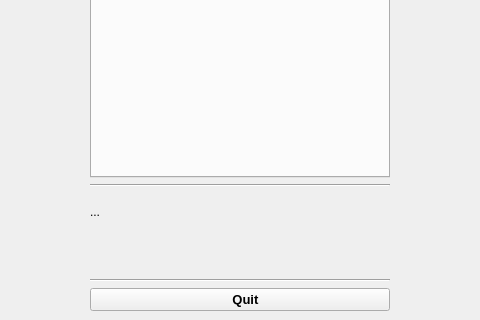
The window that proper_robviz/resources/robviz.ui (openlmd/proper) describes before a commit, drawn with Qt 5; both pictures show x 460 to 940 and y 480 to 800 of the 1400 by 800 pixel window.
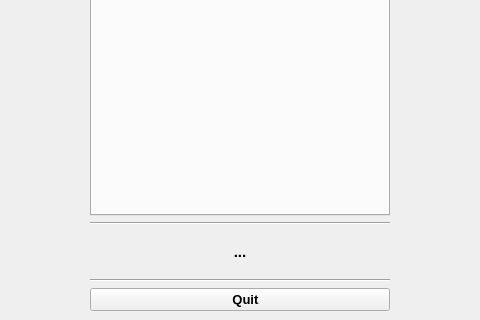
The same window after the commit. Icons and pictures are not drawn.

What changed in the file:
```diff
--- a/proper_robviz/resources/robviz.ui
+++ b/proper_robviz/resources/robviz.ui
@@ -150,19 +150,6 @@
       </property>
      </widget>
     </item>
-    <item row="8" column="1">
-     <widget class="QLabel" name="lblInfo">
-      <property name="font">
-       <font>
-        <weight>50</weight>
-        <bold>false</bold>
-       </font>
-      </property>
-      <property name="text">
-       <string>...</string>
-      </property>
-     </widget>
-    </item>
     <item row="4" column="1">
      <widget class="QTabWidget" name="tabWidget">
       <property name="minimumSize">
@@ -187,6 +174,23 @@
       </property>
      </widget>
     </item>
+    <item row="8" column="1" rowspan="8">
+     <widget class="QLabel" name="lblInfo">
+      <property name="font">
+       <font>
+        <pointsize>11</pointsize>
+        <weight>75</weight>
+        <bold>true</bold>
+       </font>
+      </property>
+      <property name="text">
+       <string>...</string>
+      </property>
+      <property name="alignment">
+       <set>Qt::AlignCenter</set>
+      </property>
+     </widget>
+    </item>
    </layout>
   </widget>
  </widget>
```
